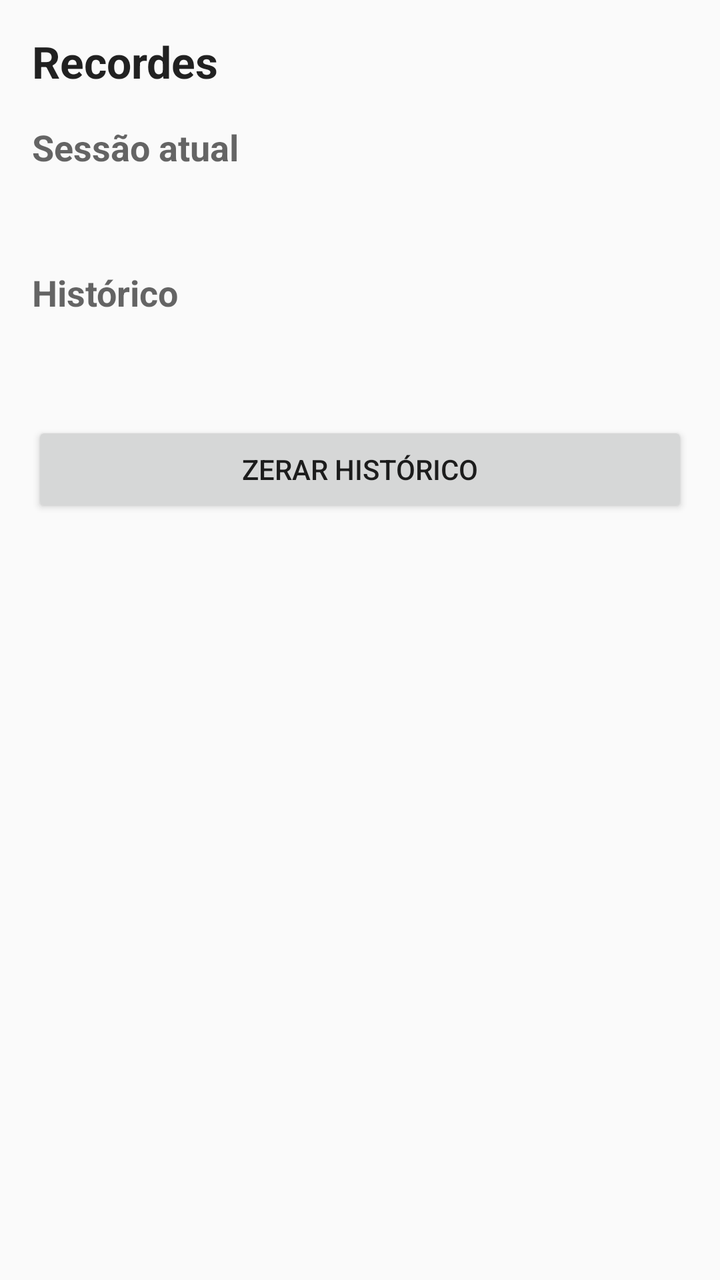
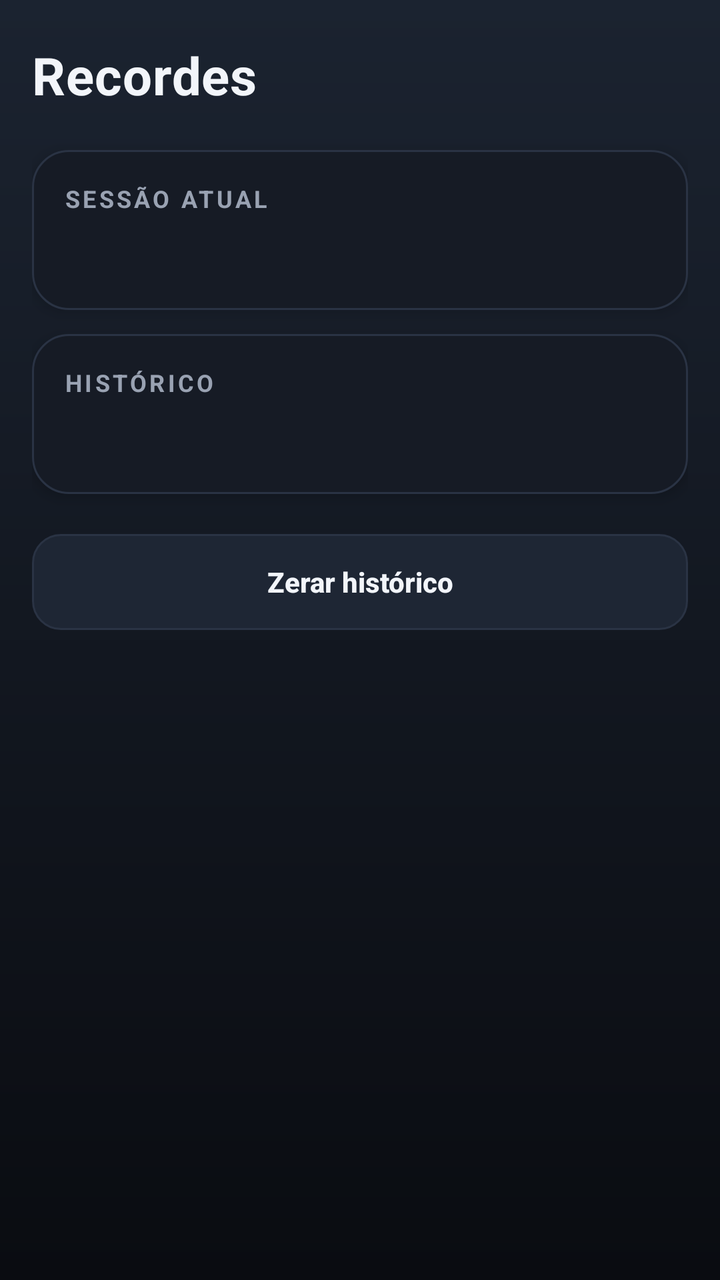

Two renders of the same Android screen: before a commit and after it. Below are the layout's source before the change and the commit's diff.
<!-- AndroidManifest.xml: application theme AppTheme -->
<!-- res/layout/activity_records.xml -->
<?xml version="1.0" encoding="utf-8"?>
<ScrollView xmlns:android="http://schemas.android.com/apk/res/android"
    android:layout_width="match_parent"
    android:layout_height="match_parent"
    android:fitsSystemWindows="true"
    android:padding="16dp">

    <LinearLayout
        android:layout_width="match_parent"
        android:layout_height="wrap_content"
        android:orientation="vertical">

        <TextView
            android:layout_width="wrap_content"
            android:layout_height="wrap_content"
            android:text="@string/records_title"
            android:textAppearance="?android:attr/textAppearanceLarge"
            android:textStyle="bold" />

        <TextView
            android:layout_width="match_parent"
            android:layout_height="wrap_content"
            android:layout_marginTop="16dp"
            android:text="@string/records_session"
            android:textAppearance="?android:attr/textAppearanceMedium"
            android:textStyle="bold" />

        <TextView
            android:id="@+id/session_records"
            android:layout_width="match_parent"
            android:layout_height="wrap_content"
            android:layout_marginTop="4dp"
            android:lineSpacingMultiplier="1.3"
            android:textAppearance="?android:attr/textAppearanceMedium" />

        <TextView
            android:layout_width="match_parent"
            android:layout_height="wrap_content"
            android:layout_marginTop="20dp"
            android:text="@string/records_alltime"
            android:textAppearance="?android:attr/textAppearanceMedium"
            android:textStyle="bold" />

        <TextView
            android:id="@+id/alltime_records"
            android:layout_width="match_parent"
            android:layout_height="wrap_content"
            android:layout_marginTop="4dp"
            android:lineSpacingMultiplier="1.3"
            android:textAppearance="?android:attr/textAppearanceMedium" />

        <Button
            android:id="@+id/reset_records"
            android:layout_width="match_parent"
            android:layout_height="wrap_content"
            android:layout_marginTop="24dp"
            android:text="@string/records_reset" />
    </LinearLayout>
</ScrollView>
<!-- resources referenced by this layout -->
<resources>
  <string name="records_alltime">Histórico</string>
  <string name="records_title">Recordes</string>
  <style name="AppTheme" parent="@android:style/Theme.Material.Light.NoActionBar">
          <item name="android:colorPrimary">#B71C1C</item>
          <item name="android:colorAccent">#D32F2F</item>
          <item name="android:statusBarColor">#7F0000</item>
      </style>
  <!-- unchanged entries left out for length: 2 -->
</resources>

<!-- the commit's change to res/layout/activity_records.xml (unified diff, before → after) -->
@@ -2,58 +2,72 @@
 <ScrollView xmlns:android="http://schemas.android.com/apk/res/android"
     android:layout_width="match_parent"
     android:layout_height="match_parent"
+    android:fillViewport="true"
     android:fitsSystemWindows="true"
-    android:padding="16dp">
+    android:scrollbars="none">
 
     <LinearLayout
+        style="@style/Screen"
         android:layout_width="match_parent"
         android:layout_height="wrap_content"
         android:orientation="vertical">
 
         <TextView
+            style="@style/Title"
             android:layout_width="wrap_content"
             android:layout_height="wrap_content"
-            android:text="@string/records_title"
-            android:textAppearance="?android:attr/textAppearanceLarge"
-            android:textStyle="bold" />
+            android:text="@string/records_title" />
 
-        <TextView
+        <LinearLayout
+            style="@style/Card"
             android:layout_width="match_parent"
             android:layout_height="wrap_content"
-            android:layout_marginTop="16dp"
-            android:text="@string/records_session"
-            android:textAppearance="?android:attr/textAppearanceMedium"
-            android:textStyle="bold" />
+            android:layout_marginTop="20dp">
 
-        <TextView
-            android:id="@+id/session_records"
+            <TextView
+                style="@style/SectionLabel"
+                android:layout_width="wrap_content"
+                android:layout_height="wrap_content"
+                android:text="@string/records_session" />
+
+            <TextView
+                android:id="@+id/session_records"
+                android:layout_width="match_parent"
+                android:layout_height="wrap_content"
+                android:layout_marginTop="10dp"
+                android:lineSpacingMultiplier="1.5"
+                android:textColor="@color/text_primary"
+                android:textSize="16sp" />
+        </LinearLayout>
+
+        <LinearLayout
+            style="@style/Card"
             android:layout_width="match_parent"
             android:layout_height="wrap_content"
-            android:layout_marginTop="4dp"
-            android:lineSpacingMultiplier="1.3"
-            android:textAppearance="?android:attr/textAppearanceMedium" />
+            android:layout_marginTop="12dp">
 
-        <TextView
+            <TextView
+                style="@style/SectionLabel"
+                android:layout_width="wrap_content"
+                android:layout_height="wrap_content"
+                android:text="@string/records_alltime" />
+
+            <TextView
+                android:id="@+id/alltime_records"
+                android:layout_width="match_parent"
+                android:layout_height="wrap_content"
+                android:layout_marginTop="10dp"
+                android:lineSpacingMultiplier="1.5"
+                android:textColor="@color/text_primary"
+                android:textSize="16sp" />
+        </LinearLayout>
+
+        <Button
+            android:id="@+id/reset_records"
+            style="@style/Button.Secondary"
             android:layout_width="match_parent"
             android:layout_height="wrap_content"
             android:layout_marginTop="20dp"
-            android:text="@string/records_alltime"
-            android:textAppearance="?android:attr/textAppearanceMedium"
-            android:textStyle="bold" />
-
-        <TextView
-            android:id="@+id/alltime_records"
-            android:layout_width="match_parent"
-            android:layout_height="wrap_content"
-            android:layout_marginTop="4dp"
-            android:lineSpacingMultiplier="1.3"
-            android:textAppearance="?android:attr/textAppearanceMedium" />
-
-        <Button
-            android:id="@+id/reset_records"
-            android:layout_width="match_parent"
-            android:layout_height="wrap_content"
-            android:layout_marginTop="24dp"
             android:text="@string/records_reset" />
     </LinearLayout>
 </ScrollView>
<!-- resource entries referenced after the edit -->
@@ -1,12 +1,95 @@
 <!-- resources referenced by this layout -->
 <resources>
+  <color name="text_primary">#F2F5FA</color>
   <string name="records_alltime">Histórico</string>
   <string name="records_title">Recordes</string>
-  <style name="AppTheme" parent="@android:style/Theme.Material.Light.NoActionBar">
-          <item name="android:colorPrimary">#B71C1C</item>
-          <item name="android:colorAccent">#D32F2F</item>
-          <item name="android:statusBarColor">#7F0000</item>
+  <style name="Button.Secondary" parent="@android:style/Widget.Material.Button">
+          <item name="android:background">@drawable/btn_secondary</item>
+          <item name="android:textColor">@color/text_primary</item>
+          <item name="android:textStyle">bold</item>
+          <item name="android:textAllCaps">false</item>
+          <item name="android:minHeight">48dp</item>
+          <item name="android:stateListAnimator">@null</item>
+          <item name="android:elevation">0dp</item>
       </style>
+  <style name="Card">
+          <item name="android:background">@drawable/card_bg</item>
+          <item name="android:padding">16dp</item>
+          <item name="android:elevation">4dp</item>
+          <item name="android:orientation">vertical</item>
+      </style>
+  <style name="Screen">
+          <item name="android:paddingStart">16dp</item>
+          <item name="android:paddingEnd">16dp</item>
+          <item name="android:paddingTop">20dp</item>
+          <item name="android:paddingBottom">16dp</item>
+      </style>
+  <style name="SectionLabel">
+          <item name="android:textColor">@color/text_secondary</item>
+          <item name="android:textSize">12sp</item>
+          <item name="android:textStyle">bold</item>
+          <item name="android:letterSpacing">0.12</item>
+          <item name="android:textAllCaps">true</item>
+      </style>
+  <style name="Title">
+          <item name="android:textColor">@color/text_primary</item>
+          <item name="android:textSize">26sp</item>
+          <item name="android:textStyle">bold</item>
+          <item name="android:letterSpacing">0.01</item>
+      </style>
+  <style name="AppTheme" parent="@android:style/Theme.Material.NoActionBar">
+          <item name="android:colorPrimary">@color/accent</item>
+          <item name="android:colorAccent">@color/accent</item>
+          <item name="android:colorBackground">@color/bg_bottom</item>
+          <item name="android:windowBackground">@drawable/window_bg</item>
+          <item name="android:statusBarColor">@color/bg_top</item>
+          <item name="android:navigationBarColor">@color/bg_bottom</item>
+          <item name="android:textColorPrimary">@color/text_primary</item>
+          <item name="android:textColorSecondary">@color/text_secondary</item>
+          <item name="android:textColorHint">@color/text_muted</item>
+      </style>
+  <!-- drawable btn_secondary (drawable) -->
+  <?xml version="1.0" encoding="utf-8"?>
+  <ripple xmlns:android="http://schemas.android.com/apk/res/android"
+      android:color="#22EF5350">
+      <item>
+          <shape android:shape="rectangle">
+              <solid android:color="@color/surface_elevated" />
+              <corners android:radius="14dp" />
+              <stroke
+                  android:width="1dp"
+                  android:color="@color/stroke" />
+          </shape>
+      </item>
+  </ripple>
+  <!-- drawable card_bg (drawable) -->
+  <?xml version="1.0" encoding="utf-8"?>
+  <shape xmlns:android="http://schemas.android.com/apk/res/android"
+      android:shape="rectangle">
+      <solid android:color="@color/surface" />
+      <corners android:radius="18dp" />
+      <stroke
+          android:width="1dp"
+          android:color="@color/stroke" />
+  </shape>
+  <color name="text_secondary">#99A2B2</color>
+  <color name="accent">#EF5350</color>
+  <color name="bg_bottom">#0A0C11</color>
+  <!-- drawable window_bg (drawable) -->
+  <?xml version="1.0" encoding="utf-8"?>
+  <shape xmlns:android="http://schemas.android.com/apk/res/android"
+      android:shape="rectangle">
+      <gradient
+          android:angle="270"
+          android:startColor="@color/bg_top"
+          android:endColor="@color/bg_bottom"
+          android:type="linear" />
+  </shape>
+  <color name="bg_top">#1B2330</color>
+  <color name="text_muted">#5E6778</color>
+  <color name="surface_elevated">#1E2634</color>
+  <color name="stroke">#2A3344</color>
+  <color name="surface">#161B25</color>
   <!-- unchanged entries left out for length: 2 -->
 </resources>
 
